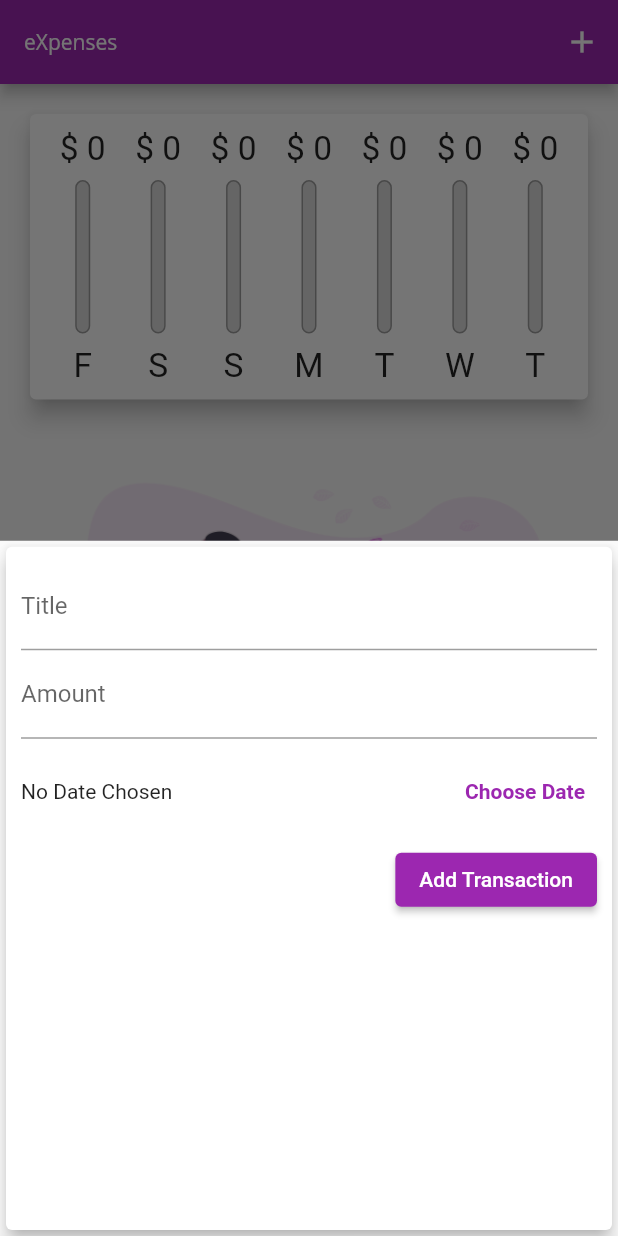
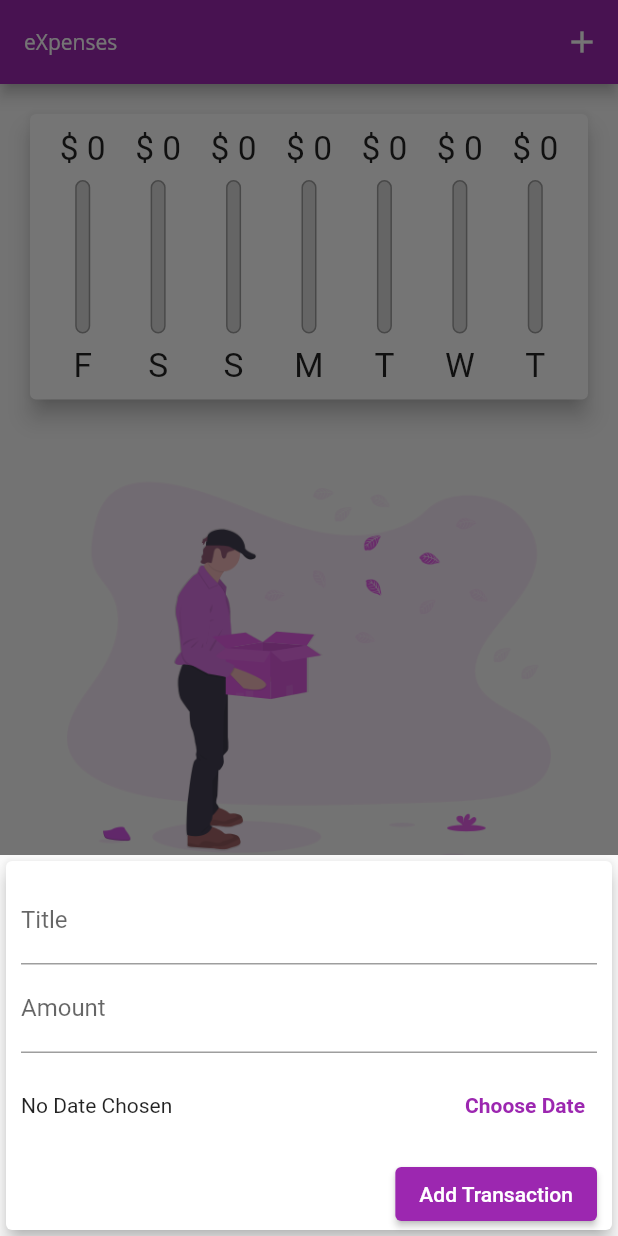
Before and after one commit to Alpha2Chris14/expensesApp, a Flutter app: the screen it shows after launch, after a tap on the "add" icon, on a phone screen of 412 x 824 dp. Run offline on Flutter 3.47's test engine with Material 2 defaults, Android fonts, the phone set to English and light mode, and no system bars.

```diff
--- a/lib/main.dart
+++ b/lib/main.dart
@@ -1,11 +1,17 @@
 import 'package:expense/widgets/new_transaction.dart';
 import 'package:expense/widgets/transaction_list.dart';
 import 'package:flutter/material.dart';
+import 'package:flutter/services.dart';
 import './widgets/user_transactions.dart';
 import './widgets/chart.dart';
 import './models/transaction.dart';
 
 void main() {
+  // WidgetsFlutterBinding.ensureInitialized();
+  // SystemChrome.setPreferredOrientations([
+  //   DeviceOrientation.portraitUp,
+  //   DeviceOrientation.portraitDown,
+  // ]);
   runApp(MyApp());
 }
 
@@ -55,7 +61,7 @@ class MyHomePage extends StatefulWidget {
 class _MyHomePageState extends State<MyHomePage> {
   // String? titleInput;
   final List<Transaction> _userTransactions = [];
-
+  bool _showChart = false;
   List<Transaction> get _recentTransactions {
     return _userTransactions.where((tx) {
       return tx.date.isAfter(
@@ -98,6 +104,8 @@ class _MyHomePageState extends State<MyHomePage> {
 
   @override
   Widget build(BuildContext context) {
+    final isLandscape =
+        MediaQuery.of(context).orientation == Orientation.landscape;
     final appBar = AppBar(
       title: const Text("eXpenses"),
       actions: [
@@ -107,24 +115,51 @@ class _MyHomePageState extends State<MyHomePage> {
         ),
       ],
     );
+
+    final txListWidget = Container(
+        height: (MediaQuery.of(context).size.height -
+                appBar.preferredSize.height -
+                MediaQuery.of(context).padding.top) *
+            0.7,
+        child: TransactionList(_userTransactions, _deleteTransaction));
     return Scaffold(
       appBar: appBar,
       body: SingleChildScrollView(
         child: Column(
           crossAxisAlignment: CrossAxisAlignment.stretch,
           children: [
+            if (isLandscape)
+              Row(
+                mainAxisAlignment: MainAxisAlignment.center,
+                children: [
+                  Text("Show Chart"),
+                  Switch(
+                      value: _showChart,
+                      onChanged: (value) {
+                        setState(() {
+                          _showChart = value;
+                        });
+                      }),
+                ],
+              ),
+            if (!isLandscape)
               Container(
                   height: (MediaQuery.of(context).size.height -
                           appBar.preferredSize.height -
                           MediaQuery.of(context).padding.top) *
                       0.3,
                   child: Chart(_recentTransactions)),
-            Container(
+            if (!isLandscape) txListWidget,
+            if (isLandscape)
+              _showChart
+                  ? Container(
                       height: (MediaQuery.of(context).size.height -
                               appBar.preferredSize.height -
                               MediaQuery.of(context).padding.top) *
                           0.7,
-                child: TransactionList(_userTransactions, _deleteTransaction))
+                      // 0.3,
+                      child: Chart(_recentTransactions))
+                  : txListWidget,
           ],
         ),
       ),
--- a/lib/widgets/new_transaction.dart
+++ b/lib/widgets/new_transaction.dart
@@ -52,10 +52,16 @@ class _NewTransactionState extends State<NewTransaction> {
 
   @override
   Widget build(BuildContext context) {
-    return Card(
+    return SingleChildScrollView(
+      child: Card(
         elevation: 5,
         child: Container(
-        padding: const EdgeInsets.all(10),
+          padding: EdgeInsets.only(
+            top: 10,
+            right: 10,
+            bottom: MediaQuery.of(context).viewInsets.bottom,
+            left: 10,
+          ),
           // ignore: prefer_const_literals_to_create_immutables
           child: Column(crossAxisAlignment: CrossAxisAlignment.end, children: [
             TextField(
@@ -101,6 +107,7 @@ class _NewTransactionState extends State<NewTransaction> {
             )
           ]),
         ),
+      ),
     );
   }
 }
--- a/lib/widgets/transaction_list.dart
+++ b/lib/widgets/transaction_list.dart
@@ -9,10 +9,11 @@ class TransactionList extends StatelessWidget {
   @override
   Widget build(BuildContext context) {
     return transactions.isEmpty
-        ? Column(
+        ? LayoutBuilder(builder: (ctx, constraint) {
+            return Column(
               children: [
                 Container(
-                height: MediaQuery.of(context).size.height * 0.4,
+                  height: constraint.maxHeight * 0.6,
                   child: Image.asset(
                     "assets/images/no-transactions.png",
                     fit: BoxFit.cover,
@@ -26,7 +27,8 @@ class TransactionList extends StatelessWidget {
                   style: Theme.of(context).textTheme.titleLarge,
                 ),
               ],
-          )
+            );
+          })
         : ListView.builder(
             itemBuilder: (ctx, index) {
               return Card(
@@ -55,7 +57,16 @@ class TransactionList extends StatelessWidget {
                       DateFormat.yMMMd().format(transactions[index].date),
                     ),
                     trailing: IconButton(
+                      icon: MediaQuery.of(context).size.width > 460
+                          ? TextButton.icon(
+                              style: TextButton.styleFrom(
+                                  foregroundColor: Colors.red),
+                              onPressed: () =>
+                                  deleteTransaction(transactions[index].id),
                               icon: Icon(Icons.delete),
+                              label: Text("Delete"),
+                            )
+                          : Icon(Icons.delete),
                       color: Theme.of(context).errorColor,
                       onPressed: () =>
                           deleteTransaction(transactions[index].id),
```
Lines whose indentation alone changed are shown as unchanged.
